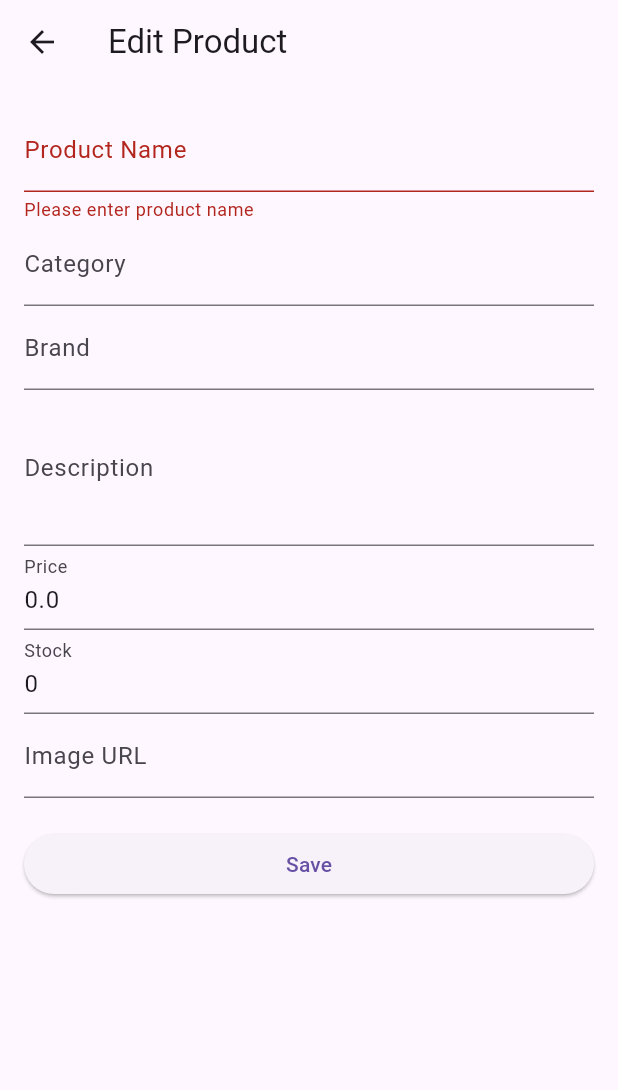
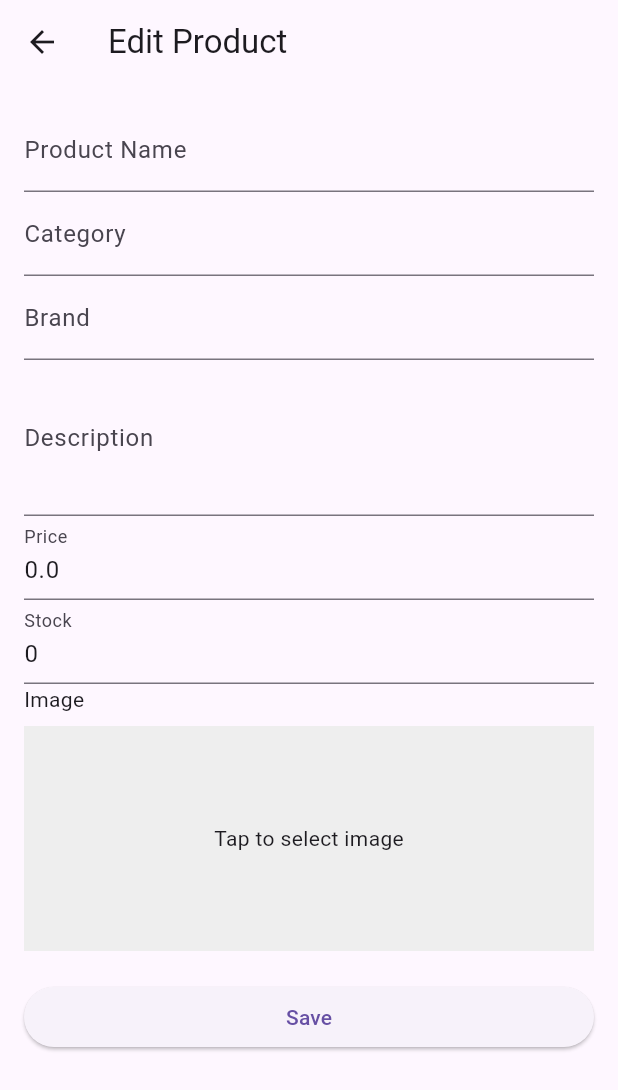
Before and after one commit to neavr/brockhampton_flutterapp, a Flutter app: the EditProductPage screen opened directly with empty values, after a tap on "Save", on a phone screen of 412 x 824 dp. Shown: the top 1090 px of the screen. Run offline on Flutter 3.47's test engine with Material 3 defaults, Android fonts, the phone set to English and light mode, and no system bars; our stand-ins replace image_picker; network calls fail.

Commit message:
update 1.1

```diff
--- a/lib/screens/admin/edit_product_page.dart
+++ b/lib/screens/admin/edit_product_page.dart
@@ -1,6 +1,8 @@
 import 'package:flutter/material.dart';
 import '../../models/product.dart';
 import '../../services/product_service.dart';
+import 'dart:io';
+import 'package:image_picker/image_picker.dart';
 
 class EditProductPage extends StatefulWidget {
   final Product product;
@@ -13,6 +15,9 @@ class EditProductPage extends StatefulWidget {
 
 class _EditProductPageState extends State<EditProductPage> {
   final _formKey = GlobalKey<FormState>();
+
+  File? _selectedImage;
+  final ImagePicker _picker = ImagePicker();
 
   late TextEditingController _nameController;
   late TextEditingController _categoryController;
@@ -52,28 +57,50 @@ class _EditProductPageState extends State<EditProductPage> {
     super.dispose();
   }
 
+  Future<void> _pickImage() async {
+    final pickedFile = await _picker.pickImage(source: ImageSource.gallery);
+    if (pickedFile != null) {
+      setState(() {
+        _selectedImage = File(pickedFile.path);
+        _imageUrlController.text = pickedFile.path; // just to show something
+      });
+    }
+  }
+
   void _saveProduct() async {
-    if (_formKey.currentState!.validate()) {
-      final updatedProduct = Product(
-        id: widget.product.id,
-        name: _nameController.text.trim(),
-        category: _categoryController.text.trim(),
-        brand: _brandController.text.trim(),
-        description: _descriptionController.text.trim(),
-        price: double.tryParse(_priceController.text.trim()) ?? 0,
-        stock: int.tryParse(_stockController.text.trim()) ?? 0,
-        imageUrl: _imageUrlController.text.trim(),
+    final updatedProduct = Product(
+      id: widget.product.id,
+      name: _nameController.text,
+      category: _categoryController.text,
+      brand: _brandController.text,
+      price: double.tryParse(_priceController.text) ?? 0,
+      stock: int.tryParse(_stockController.text) ?? 0,
+      description: _descriptionController.text,
+      imageUrl: widget.product.imageUrl,
+    );
+
+    final updated = await ProductService.updateProductWithImage(
+      product: updatedProduct,
+      imageFile: _selectedImage,
+    );
+
+    if (updated != null) {
+      ScaffoldMessenger.of(context).showSnackBar(
+        SnackBar(
+          content: Text('Product updated successfully'),
+          backgroundColor: Colors.green,
+        ),
       );
+      print('✅ Edit successful, popping with result: true');
 
-      final updated = await ProductService.updateProduct(updatedProduct);
-
-      if (updated != null) {
-        Navigator.pop(context, true); // Return true to indicate refresh needed
-      } else {
-        ScaffoldMessenger.of(
-          context,
-        ).showSnackBar(SnackBar(content: Text('Failed to update product')));
-      }
+      Navigator.pop(context, true);
+    } else {
+      ScaffoldMessenger.of(context).showSnackBar(
+        SnackBar(
+          content: Text('Failed to update product'),
+          backgroundColor: Colors.red,
+        ),
+      );
     }
   }
 
@@ -129,9 +156,26 @@ class _EditProductPageState extends State<EditProductPage> {
                   return parsed == null || parsed < 0 ? 'Invalid stock' : null;
                 },
               ),
-              TextFormField(
-                controller: _imageUrlController,
-                decoration: InputDecoration(labelText: 'Image URL'),
+              Column(
+                crossAxisAlignment: CrossAxisAlignment.start,
+                children: [
+                  const Text("Image"),
+                  const SizedBox(height: 8),
+                  GestureDetector(
+                    onTap: _pickImage,
+                    child: _selectedImage != null
+                        ? Image.file(_selectedImage!, height: 150)
+                        : widget.product.imageUrl.isNotEmpty
+                        ? Image.network(widget.product.imageUrl, height: 150)
+                        : Container(
+                            height: 150,
+                            color: Colors.grey[200],
+                            child: const Center(
+                              child: Text("Tap to select image"),
+                            ),
+                          ),
+                  ),
+                ],
               ),
               const SizedBox(height: 20),
               ElevatedButton(onPressed: _saveProduct, child: Text('Save')),
--- a/lib/services/product_service.dart
+++ b/lib/services/product_service.dart
@@ -1,6 +1,9 @@
 import 'dart:convert';
 import 'package:http/http.dart' as http;
 import '../models/product.dart';
+import 'dart:io';
+import 'package:http/http.dart' as http;
+import 'package:path/path.dart';
 
 class ProductService {
   static const String baseUrl = 'http://10.0.2.2:8000/api';
@@ -12,6 +15,51 @@ class ProductService {
       return data.map((e) => Product.fromJson(e)).toList();
     } else {
       throw Exception('Failed to fetch products');
+    }
+  }
+
+  static Future<void> createProductWithImage({
+    required String name,
+    required String category,
+    required String brand,
+    required int price,
+    required int stock,
+    required String description,
+    required File? imageFile,
+  }) async {
+    final uri = Uri.parse('$baseUrl/products');
+    final request = http.MultipartRequest('POST', uri);
+
+    // Attach text fields
+    request.fields['name'] = name;
+    request.fields['category'] = category;
+    request.fields['brand'] = brand;
+    request.fields['price'] = price.toString();
+    request.fields['stock'] = stock.toString();
+    request.fields['description'] = description;
+
+    // Attach file if not null
+    if (imageFile != null) {
+      final fileStream = http.ByteStream(imageFile.openRead());
+      final length = await imageFile.length();
+      final multipartFile = http.MultipartFile(
+        'image', // must match your Laravel request()->file('image')
+        fileStream,
+        length,
+        filename: basename(imageFile.path),
+      );
+      request.files.add(multipartFile);
+    }
+
+    final response = await request.send();
+
+    if (response.statusCode == 201) {
+      print("Product created successfully");
+    } else {
+      final responseBody = await response.stream.bytesToString();
+      print("Failed: ${response.statusCode}");
+      print(responseBody); // Laravel's error message
+      throw Exception('Failed to create product');
     }
   }
 
@@ -36,32 +84,79 @@ class ProductService {
     }
   }
 
-  static Future<Product> updateProduct(Product product) async {
-    final response = await http.put(
-      Uri.parse('$baseUrl/products/${product.id}'),
-      headers: {'Content-Type': 'application/json'},
-      body: jsonEncode({
+  static Future<Product?> updateProductWithImage({
+    required Product product,
+    File? imageFile,
+  }) async {
+    final url = Uri.parse('$baseUrl/products/update/${product.id}');
+
+    // If there's an image, use MultipartRequest
+    if (imageFile != null) {
+      final request = http.MultipartRequest('POST', url);
+      request.fields['name'] = product.name;
+      request.fields['category'] = product.category;
+      request.fields['brand'] = product.brand;
+      request.fields['price'] = product.price.toString();
+      request.fields['stock'] = product.stock.toString();
+      request.fields['description'] = product.description ?? '';
+
+      final stream = http.ByteStream(imageFile.openRead());
+      final length = await imageFile.length();
+      final multipartFile = http.MultipartFile(
+        'image',
+        stream,
+        length,
+        filename: basename(imageFile.path),
+      );
+      request.files.add(multipartFile);
+
+      final streamedResponse = await request.send();
+      final responseBody = await streamedResponse.stream.bytesToString();
+
+      if (streamedResponse.statusCode == 200) {
+        return Product.fromJson(json.decode(responseBody));
+      } else {
+        print("Failed to update with image: ${streamedResponse.statusCode}");
+        print(responseBody);
+        return null;
+      }
+    }
+
+    // Otherwise, just use a simple POST (form-url-encoded)
+    final response = await http.post(
+      url,
+      body: {
         'name': product.name,
         'category': product.category,
         'brand': product.brand,
-        'price': product.price,
-        'stock': product.stock,
-        'description': product.description,
-        'image_url': product.imageUrl,
-      }),
+        'price': product.price.toString(),
+        'stock': product.stock.toString(),
+        'description': product.description ?? '',
+      },
     );
+
     if (response.statusCode == 200) {
       return Product.fromJson(json.decode(response.body));
     } else {
-      throw Exception('Failed to update product');
+      print("Failed to update product: ${response.statusCode}");
+      print(response.body);
+      return null;
     }
   }
 
   static Future<void> deleteProduct(int id) async {
     final response = await http.delete(Uri.parse('$baseUrl/products/$id'));
 
-    if (response.statusCode != 200) {
-      throw Exception('Failed to delete product');
+    print('DELETE status code: ${response.statusCode}');
+    print('DELETE response body: ${response.body}');
+
+    if (response.statusCode == 200 || response.statusCode == 204) {
+      // Success — either with or without body
+      return;
+    } else {
+      throw Exception(
+        'Failed to delete product. Status: ${response.statusCode}',
+      );
     }
   }
 }
```
Also changed, not shown: lib/models/product.dart (+15 -15 lines), lib/screens/admin/add_product_page.dart (+66 -16 lines), lib/screens/admin/product_list_page.dart (+18 -6 lines), 3 other files.
